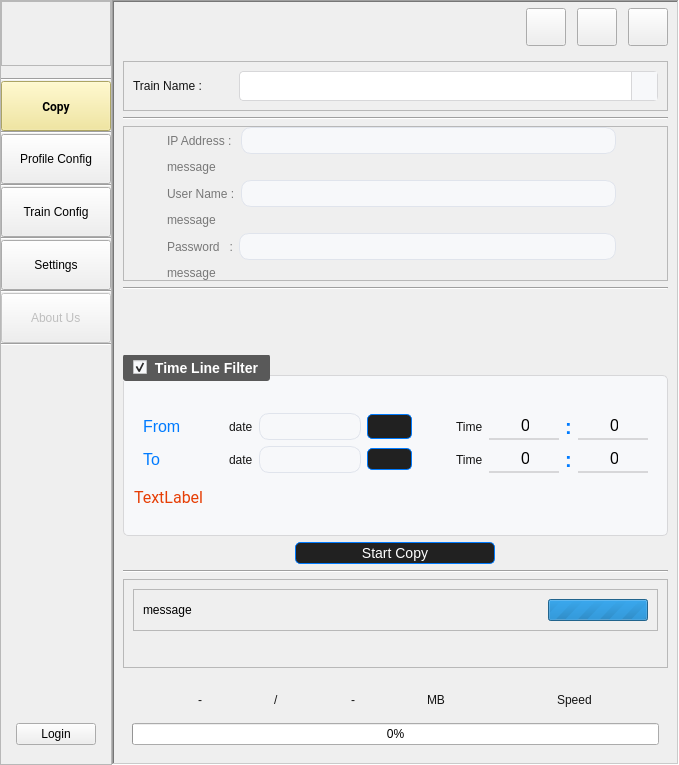
Before: the Qt Designer form UIFiles/mainUI.ui in amirhossein-mlkz/railProject_imageCopy, drawn with Qt 5.
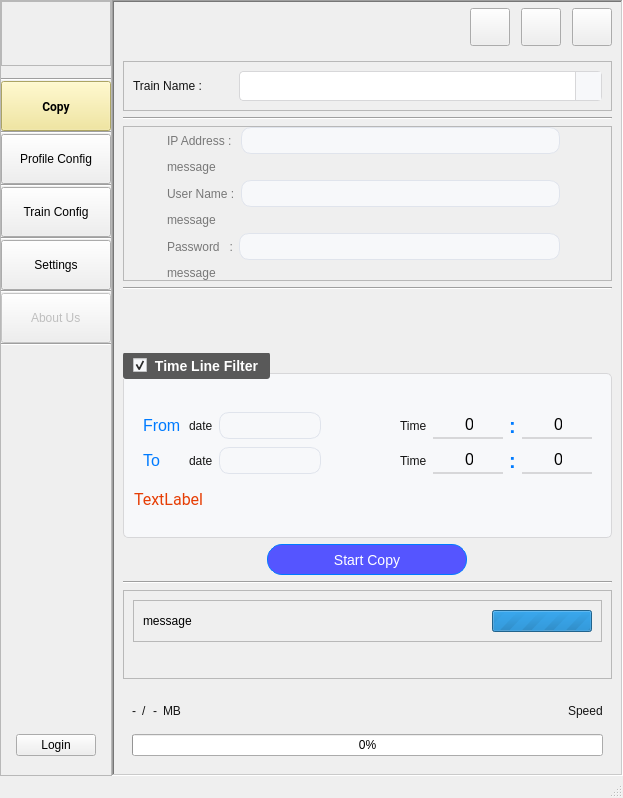
After: the same form once the commit is applied. The open tabs and pages were chosen to show the change. Icons and pictures are not drawn. Custom widgets are drawn as their Qt base class.

```diff
--- a/UIFiles/mainUI.ui
+++ b/UIFiles/mainUI.ui
@@ -10,7 +10,7 @@
     <x>0</x>
     <y>0</y>
     <width>617</width>
-    <height>765</height>
+    <height>798</height>
    </rect>
   </property>
   <property name="sizePolicy">
@@ -1725,217 +1725,7 @@
                        <property name="bottomMargin">
                         <number>9</number>
                        </property>
-                       <item row="1" column="8">
-                        <widget class="QLabel" name="label_31">
-                         <property name="enabled">
-                          <bool>true</bool>
-                         </property>
-                         <property name="styleSheet">
-                          <string notr="true">QLabel{
-	font-weight:bold;
-	font-size:20px;
-	color:rgb(0, 123, 255);
-}
-
-QLabel:disabled{
-	font-weight:bold;
-	font-size:20px;
-	color:rgb(177, 177, 177);
-}</string>
-                         </property>
-                         <property name="text">
-                          <string>:</string>
-                         </property>
-                        </widget>
-                       </item>
-                       <item row="0" column="1">
-                        <spacer name="horizontalSpacer_4">
-                         <property name="orientation">
-                          <enum>Qt::Vertical</enum>
-                         </property>
-                         <property name="sizeHint" stdset="0">
-                          <size>
-                           <width>40</width>
-                           <height>20</height>
-                          </size>
-                         </property>
-                        </spacer>
-                       </item>
-                       <item row="1" column="2">
-                        <widget class="QLabel" name="label_7">
-                         <property name="text">
-                          <string>date</string>
-                         </property>
-                        </widget>
-                       </item>
-                       <item row="0" column="6">
-                        <widget class="QLabel" name="label_32">
-                         <property name="text">
-                          <string>Time</string>
-                         </property>
-                        </widget>
-                       </item>
-                       <item row="1" column="6">
-                        <widget class="QLabel" name="label_34">
-                         <property name="text">
-                          <string>Time</string>
-                         </property>
-                        </widget>
-                       </item>
-                       <item row="0" column="2">
-                        <widget class="QLabel" name="label_6">
-                         <property name="text">
-                          <string>date</string>
-                         </property>
-                        </widget>
-                       </item>
-                       <item row="0" column="5">
-                        <spacer name="horizontalSpacer_7">
-                         <property name="orientation">
-                          <enum>Qt::Vertical</enum>
-                         </property>
-                         <property name="sizeType">
-                          <enum>QSizePolicy::Fixed</enum>
-                         </property>
-                         <property name="sizeHint" stdset="0">
-                          <size>
-                           <width>38</width>
-                           <height>20</height>
-                          </size>
-                         </property>
-                        </spacer>
-                       </item>
-                       <item row="0" column="7">
-                        <widget class="timeSpinBox" name="start_time_hour">
-                         <property name="maximum">
-                          <number>23</number>
-                         </property>
-                        </widget>
-                       </item>
-                       <item row="1" column="4">
-                        <widget class="QPushButton" name="end_calendar_btn">
-                         <property name="minimumSize">
-                          <size>
-                           <width>0</width>
-                           <height>0</height>
-                          </size>
-                         </property>
-                         <property name="styleSheet">
-                          <string notr="true">calendar</string>
-                         </property>
-                         <property name="text">
-                          <string/>
-                         </property>
-                         <property name="styleClass" stdset="0">
-                          <string/>
-                         </property>
-                        </widget>
-                       </item>
-                       <item row="1" column="3">
-                        <widget class="QLineEdit" name="end_date">
-                         <property name="minimumSize">
-                          <size>
-                           <width>102</width>
-                           <height>27</height>
-                          </size>
-                         </property>
-                         <property name="maximumSize">
-                          <size>
-                           <width>120</width>
-                           <height>16777215</height>
-                          </size>
-                         </property>
-                         <property name="readOnly">
-                          <bool>true</bool>
-                         </property>
-                        </widget>
-                       </item>
-                       <item row="1" column="0">
-                        <widget class="QLabel" name="label_30">
-                         <property name="minimumSize">
-                          <size>
-                           <width>40</width>
-                           <height>0</height>
-                          </size>
-                         </property>
-                         <property name="styleSheet">
-                          <string notr="true">QLabel{
-	font-size:16px;
-	color:rgb(0, 123, 255);
-}
-
-QLabel:disabled{
-	font-weight:bold;
-	font-size:20px;
-	color:rgb(177, 177, 177);
-}</string>
-                         </property>
-                         <property name="text">
-                          <string>To</string>
-                         </property>
-                        </widget>
-                       </item>
-                       <item row="0" column="0">
-                        <widget class="QLabel" name="label_10">
-                         <property name="minimumSize">
-                          <size>
-                           <width>40</width>
-                           <height>0</height>
-                          </size>
-                         </property>
-                         <property name="styleSheet">
-                          <string notr="true">QLabel{
-	font-size:16px;
-	color:rgb(0, 123, 255);
-}
-
-QLabel:disabled{
-	font-weight:bold;
-	font-size:20px;
-	color:rgb(177, 177, 177);
-}</string>
-                         </property>
-                         <property name="text">
-                          <string>From</string>
-                         </property>
-                        </widget>
-                       </item>
                        <item row="0" column="3">
-                        <widget class="QLineEdit" name="start_date">
-                         <property name="minimumSize">
-                          <size>
-                           <width>102</width>
-                           <height>27</height>
-                          </size>
-                         </property>
-                         <property name="maximumSize">
-                          <size>
-                           <width>120</width>
-                           <height>16777215</height>
-                          </size>
-                         </property>
-                         <property name="readOnly">
-                          <bool>true</bool>
-                         </property>
-                        </widget>
-                       </item>
-                       <item row="1" column="5">
-                        <spacer name="horizontalSpacer_8">
-                         <property name="orientation">
-                          <enum>Qt::Vertical</enum>
-                         </property>
-                         <property name="sizeType">
-                          <enum>QSizePolicy::Fixed</enum>
-                         </property>
-                         <property name="sizeHint" stdset="0">
-                          <size>
-                           <width>38</width>
-                           <height>20</height>
-                          </size>
-                         </property>
-                        </spacer>
-                       </item>
-                       <item row="0" column="4">
                         <widget class="QPushButton" name="start_calendar_btn">
                          <property name="enabled">
                           <bool>true</bool>
@@ -1959,7 +1749,24 @@
                           </size>
                          </property>
                          <property name="styleSheet">
-                          <string notr="true">calendar</string>
+                          <string notr="true">QPushButton{
+background:transparent;
+icon:url(:/asstets/icons/calendar.png);
+border:none;
+icon-size:25px;
+width:25px;
+height:25px;
+}
+
+QPushButton:hover{
+icon:url(:/asstets/icons/calendar-hover.png);
+
+}
+
+QPushButton:disabled{
+icon:url(:/asstets/icons/calendar-disable.png);
+
+}</string>
                          </property>
                          <property name="text">
                           <string/>
@@ -1969,15 +1776,17 @@
                          </property>
                         </widget>
                        </item>
-                       <item row="0" column="8">
-                        <widget class="QLabel" name="label_8">
-                         <property name="enabled">
-                          <bool>true</bool>
+                       <item row="1" column="0">
+                        <widget class="QLabel" name="label_30">
+                         <property name="minimumSize">
+                          <size>
+                           <width>40</width>
+                           <height>0</height>
+                          </size>
                          </property>
                          <property name="styleSheet">
                           <string notr="true">QLabel{
-	font-weight:bold;
-	font-size:20px;
+	font-size:16px;
 	color:rgb(0, 123, 255);
 }
 
@@ -1988,44 +1797,243 @@
 }</string>
                          </property>
                          <property name="text">
-                          <string>:</string>
+                          <string>To</string>
                          </property>
                         </widget>
                        </item>
-                       <item row="1" column="1">
-                        <spacer name="horizontalSpacer_5">
-                         <property name="orientation">
-                          <enum>Qt::Vertical</enum>
-                         </property>
-                         <property name="sizeHint" stdset="0">
-                          <size>
-                           <width>40</width>
-                           <height>20</height>
-                          </size>
-                         </property>
-                        </spacer>
-                       </item>
                        <item row="1" column="7">
+                        <widget class="QLabel" name="label_31">
+                         <property name="enabled">
+                          <bool>true</bool>
+                         </property>
+                         <property name="styleSheet">
+                          <string notr="true">QLabel{
+	font-weight:bold;
+	font-size:20px;
+	color:rgb(0, 123, 255);
+}
+
+QLabel:disabled{
+	font-weight:bold;
+	font-size:20px;
+	color:rgb(177, 177, 177);
+}</string>
+                         </property>
+                         <property name="text">
+                          <string>:</string>
+                         </property>
+                        </widget>
+                       </item>
+                       <item row="1" column="1">
+                        <widget class="QLabel" name="label_7">
+                         <property name="text">
+                          <string>date</string>
+                         </property>
+                        </widget>
+                       </item>
+                       <item row="1" column="2">
+                        <widget class="QLineEdit" name="end_date">
+                         <property name="minimumSize">
+                          <size>
+                           <width>102</width>
+                           <height>27</height>
+                          </size>
+                         </property>
+                         <property name="maximumSize">
+                          <size>
+                           <width>120</width>
+                           <height>16777215</height>
+                          </size>
+                         </property>
+                         <property name="readOnly">
+                          <bool>true</bool>
+                         </property>
+                        </widget>
+                       </item>
+                       <item row="1" column="8">
+                        <widget class="timeSpinBox" name="end_time_minute">
+                         <property name="maximum">
+                          <number>59</number>
+                         </property>
+                        </widget>
+                       </item>
+                       <item row="1" column="6">
                         <widget class="timeSpinBox" name="end_time_hour">
                          <property name="maximum">
                           <number>23</number>
                          </property>
                         </widget>
                        </item>
-                       <item row="0" column="9">
+                       <item row="1" column="4">
+                        <spacer name="horizontalSpacer_8">
+                         <property name="orientation">
+                          <enum>Qt::Orientation::Vertical</enum>
+                         </property>
+                         <property name="sizeType">
+                          <enum>QSizePolicy::Policy::Fixed</enum>
+                         </property>
+                         <property name="sizeHint" stdset="0">
+                          <size>
+                           <width>38</width>
+                           <height>20</height>
+                          </size>
+                         </property>
+                        </spacer>
+                       </item>
+                       <item row="0" column="5">
+                        <widget class="QLabel" name="label_32">
+                         <property name="text">
+                          <string>Time</string>
+                         </property>
+                        </widget>
+                       </item>
+                       <item row="0" column="6">
+                        <widget class="timeSpinBox" name="start_time_hour">
+                         <property name="maximum">
+                          <number>23</number>
+                         </property>
+                        </widget>
+                       </item>
+                       <item row="0" column="7">
+                        <widget class="QLabel" name="label_8">
+                         <property name="enabled">
+                          <bool>true</bool>
+                         </property>
+                         <property name="styleSheet">
+                          <string notr="true">QLabel{
+	font-weight:bold;
+	font-size:20px;
+	color:rgb(0, 123, 255);
+}
+
+QLabel:disabled{
+	font-weight:bold;
+	font-size:20px;
+	color:rgb(177, 177, 177);
+}</string>
+                         </property>
+                         <property name="text">
+                          <string>:</string>
+                         </property>
+                        </widget>
+                       </item>
+                       <item row="0" column="0">
+                        <widget class="QLabel" name="label_10">
+                         <property name="minimumSize">
+                          <size>
+                           <width>40</width>
+                           <height>0</height>
+                          </size>
+                         </property>
+                         <property name="styleSheet">
+                          <string notr="true">QLabel{
+	font-size:16px;
+	color:rgb(0, 123, 255);
+}
+
+QLabel:disabled{
+	font-weight:bold;
+	font-size:20px;
+	color:rgb(177, 177, 177);
+}</string>
+                         </property>
+                         <property name="text">
+                          <string>From</string>
+                         </property>
+                        </widget>
+                       </item>
+                       <item row="0" column="8">
                         <widget class="timeSpinBox" name="start_time_minute">
                          <property name="maximum">
                           <number>59</number>
                          </property>
                         </widget>
                        </item>
-                       <item row="1" column="9">
-                        <widget class="timeSpinBox" name="end_time_minute">
-                         <property name="maximum">
-                          <number>59</number>
+                       <item row="1" column="5">
+                        <widget class="QLabel" name="label_34">
+                         <property name="text">
+                          <string>Time</string>
                          </property>
                         </widget>
                        </item>
+                       <item row="0" column="2">
+                        <widget class="QLineEdit" name="start_date">
+                         <property name="minimumSize">
+                          <size>
+                           <width>102</width>
+                           <height>27</height>
+                          </size>
+                         </property>
+                         <property name="maximumSize">
+                          <size>
+                           <width>120</width>
+                           <height>16777215</height>
+                          </size>
+                         </property>
+                         <property name="readOnly">
+                          <bool>true</bool>
+                         </property>
+                        </widget>
+                       </item>
+                       <item row="1" column="3">
+                        <widget class="QPushButton" name="end_calendar_btn">
+                         <property name="minimumSize">
+                          <size>
+                           <width>0</width>
+                           <height>0</height>
+                          </size>
+                         </property>
+                         <property name="styleSheet">
+                          <string notr="true">QPushButton{
+background:transparent;
+icon:url(:/asstets/icons/calendar.png);
+border:none;
+icon-size:25px;
+width:25px;
+height:25px;
+}
+
+QPushButton:hover{
+icon:url(:/asstets/icons/calendar-hover.png);
+
+}
+
+QPushButton:disabled{
+icon:url(:/asstets/icons/calendar-disable.png);
+
+}</string>
+                         </property>
+                         <property name="text">
+                          <string/>
+                         </property>
+                         <property name="styleClass" stdset="0">
+                          <string/>
+                         </property>
+                        </widget>
+                       </item>
+                       <item row="0" column="1">
+                        <widget class="QLabel" name="label_6">
+                         <property name="text">
+                          <string>date</string>
+                         </property>
+                        </widget>
+                       </item>
+                       <item row="0" column="4">
+                        <spacer name="horizontalSpacer_7">
+                         <property name="orientation">
+                          <enum>Qt::Orientation::Vertical</enum>
+                         </property>
+                         <property name="sizeType">
+                          <enum>QSizePolicy::Policy::Fixed</enum>
+                         </property>
+                         <property name="sizeHint" stdset="0">
+                          <size>
+                           <width>38</width>
+                           <height>20</height>
+                          </size>
+                         </property>
+                        </spacer>
+                       </item>
                       </layout>
                      </widget>
                     </item>
@@ -2035,7 +2043,6 @@
                        <font>
                         <family>Roboto</family>
                         <pointsize>12</pointsize>
-                        <weight>50</weight>
                         <italic>false</italic>
                         <bold>false</bold>
                        </font>
@@ -2062,7 +2069,7 @@
                 <property name="minimumSize">
                  <size>
                   <width>200</width>
-                  <height>0</height>
+                  <height>31</height>
                  </size>
                 </property>
                 <property name="maximumSize">
@@ -2075,7 +2082,16 @@
                  <cursorShape>PointingHandCursor</cursorShape>
                 </property>
                 <property name="styleSheet">
-                 <string notr="true"/>
+                 <string notr="true">QPushButton{
+	
+background-color: rgb(85, 85, 255);
+min-height: 25px;
+border-radius:15px;
+}
+
+QPushButton:hover{
+background-color:rgb(71, 71, 213);	
+}</string>
                 </property>
                 <property name="text">
                  <string>Start Copy</string>
@@ -2204,7 +2220,6 @@
                     <font>
                      <family>Roboto</family>
                      <pointsize>-1</pointsize>
-                     <weight>50</weight>
                      <italic>false</italic>
                      <bold>false</bold>
                     </font>
@@ -2298,9 +2313,9 @@
                     </widget>
                    </item>
                    <item>
-                    <spacer name="horizontalSpacer_6">
+                    <spacer name="horizontalSpacer_4">
                      <property name="orientation">
-                      <enum>Qt::Vertical</enum>
+                      <enum>Qt::Orientation::Horizontal</enum>
                      </property>
                      <property name="sizeHint" stdset="0">
                       <size>
@@ -5290,6 +5305,7 @@
     </item>
    </layout>
   </widget>
+  <widget class="QStatusBar" name="statusBar"/>
  </widget>
  <customwidgets>
   <customwidget>
```
Left out of the diff: 320 changed lines with no effect on the pictures.
